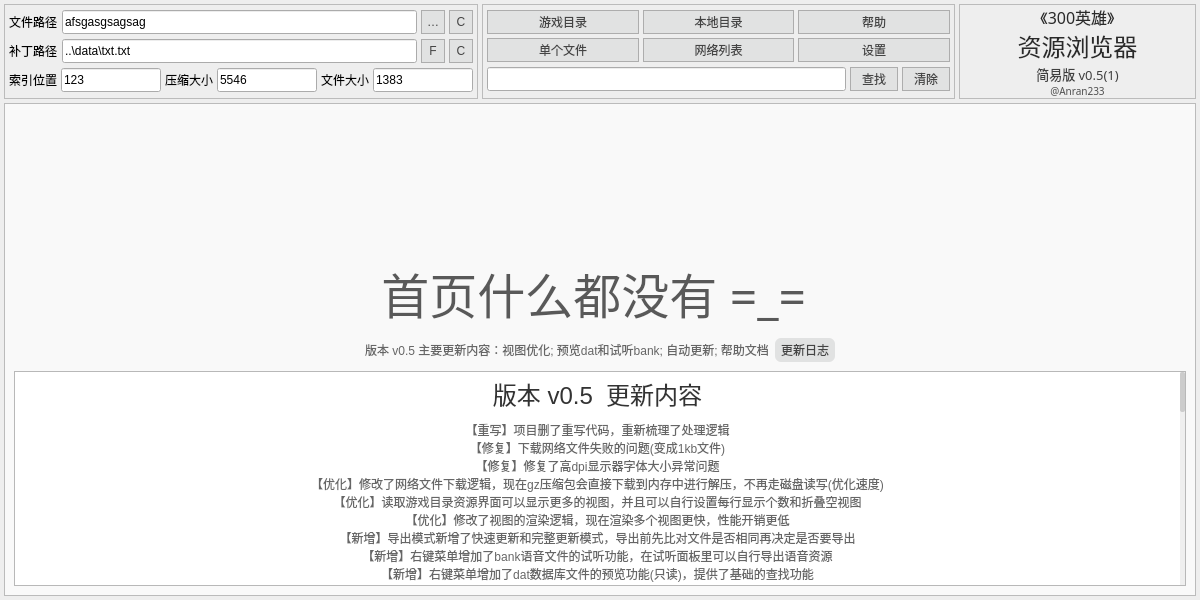
The window that mainwindow.ui (Anran-233/300ResourceBrowser) describes before a commit, drawn with Qt 5.
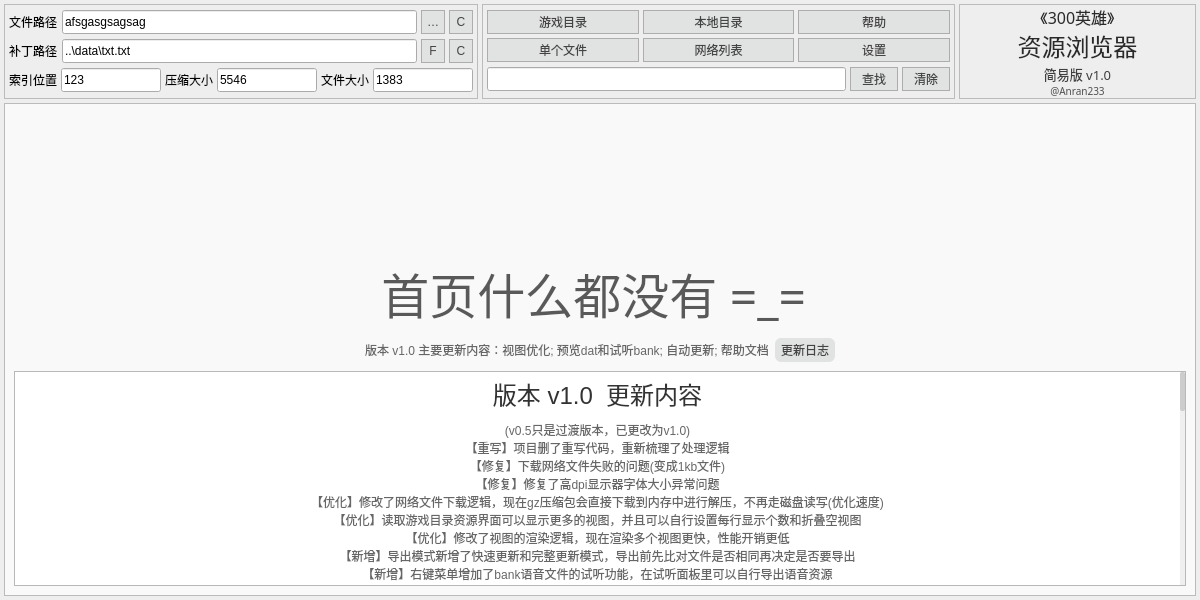
The same window after the commit. Icons and pictures are not drawn.

```diff
--- a/mainwindow.ui
+++ b/mainwindow.ui
@@ -571,7 +571,7 @@
           <string notr="true">border: 1px solid #bbb;</string>
          </property>
          <property name="text">
-          <string>&lt;html&gt;&lt;head/&gt;&lt;body&gt;&lt;p align=&quot;center&quot;&gt;&lt;span style=&quot; font-size:16px; color:#2a2a2a;&quot;&gt;《300英雄》&lt;br/&gt;&lt;/span&gt;&lt;span style=&quot; font-size:24px; color:#2a2a2a;&quot;&gt;资源浏览器&lt;/span&gt;&lt;br/&gt;&lt;span style=&quot; font-size:13px; color:#3f3f3f;&quot;&gt;简易版 v0.5(1)&lt;/span&gt;&lt;br/&gt;&lt;span style=&quot; font-size:10px; color:#4f4f4f;&quot;&gt;@Anran233&lt;/span&gt;&lt;/p&gt;&lt;/body&gt;&lt;/html&gt;</string>
+          <string>&lt;html&gt;&lt;head/&gt;&lt;body&gt;&lt;p align=&quot;center&quot;&gt;&lt;span style=&quot; font-size:16px; color:#2a2a2a;&quot;&gt;《300英雄》&lt;br/&gt;&lt;/span&gt;&lt;span style=&quot; font-size:24px; color:#2a2a2a;&quot;&gt;资源浏览器&lt;/span&gt;&lt;br/&gt;&lt;span style=&quot; font-size:13px; color:#3f3f3f;&quot;&gt;简易版 v1.0&lt;/span&gt;&lt;br/&gt;&lt;span style=&quot; font-size:10px; color:#4f4f4f;&quot;&gt;@Anran233&lt;/span&gt;&lt;/p&gt;&lt;/body&gt;&lt;/html&gt;</string>
          </property>
          <property name="alignment">
           <set>Qt::AlignCenter</set>
@@ -677,7 +677,7 @@
                  <string notr="true">color: #666;</string>
                 </property>
                 <property name="text">
-                 <string>版本 v0.5 主要更新内容：视图优化; 预览dat和试听bank; 自动更新; 帮助文档</string>
+                 <string>版本 v1.0 主要更新内容：视图优化; 预览dat和试听bank; 自动更新; 帮助文档</string>
                 </property>
                </widget>
               </item>
@@ -807,8 +807,9 @@
 &lt;html&gt;&lt;head&gt;&lt;meta name=&quot;qrichtext&quot; content=&quot;1&quot; /&gt;&lt;style type=&quot;text/css&quot;&gt;
 p, li { white-space: pre-wrap; }
 &lt;/style&gt;&lt;/head&gt;&lt;body style=&quot; font-family:'微软雅黑'; font-size:12px; font-weight:400; font-style:normal;&quot;&gt;
-&lt;p align=&quot;center&quot; style=&quot; margin-top:0px; margin-bottom:0px; margin-left:0px; margin-right:0px; -qt-block-indent:0; text-indent:0px;&quot;&gt;&lt;span style=&quot; font-size:24px; color:#333333;&quot;&gt;版本 v0.5  更新内容&lt;/span&gt;&lt;/p&gt;
+&lt;p align=&quot;center&quot; style=&quot; margin-top:0px; margin-bottom:0px; margin-left:0px; margin-right:0px; -qt-block-indent:0; text-indent:0px;&quot;&gt;&lt;span style=&quot; font-size:24px; color:#333333;&quot;&gt;版本 v1.0  更新内容&lt;/span&gt;&lt;/p&gt;
 &lt;p align=&quot;center&quot; style=&quot;-qt-paragraph-type:empty; margin-top:0px; margin-bottom:0px; margin-left:0px; margin-right:0px; -qt-block-indent:0; text-indent:0px; font-size:8px; color:#333333;&quot;&gt;&lt;br /&gt;&lt;/p&gt;
+&lt;p align=&quot;center&quot; style=&quot; margin-top:0px; margin-bottom:0px; margin-left:0px; margin-right:0px; -qt-block-indent:0; text-indent:0px;&quot;&gt;&lt;span style=&quot; font-size:12px; color:#666666;&quot;&gt;(v0.5只是过渡版本，已更改为v1.0)&lt;/span&gt;&lt;/p&gt;
 &lt;p align=&quot;center&quot; style=&quot; margin-top:0px; margin-bottom:0px; margin-left:0px; margin-right:0px; -qt-block-indent:0; text-indent:0px;&quot;&gt;&lt;span style=&quot; font-size:12px; color:#666666;&quot;&gt;【重写】项目删了重写代码，重新梳理了处理逻辑&lt;/span&gt;&lt;/p&gt;
 &lt;p align=&quot;center&quot; style=&quot; margin-top:0px; margin-bottom:0px; margin-left:0px; margin-right:0px; -qt-block-indent:0; text-indent:0px;&quot;&gt;&lt;span style=&quot; font-size:12px; color:#666666;&quot;&gt;【修复】下载网络文件失败的问题(变成1kb文件)&lt;/span&gt;&lt;/p&gt;
 &lt;p align=&quot;center&quot; style=&quot; margin-top:0px; margin-bottom:0px; margin-left:0px; margin-right:0px; -qt-block-indent:0; text-indent:0px;&quot;&gt;&lt;span style=&quot; font-size:12px; color:#666666;&quot;&gt;【修复】修复了高dpi显示器字体大小异常问题&lt;/span&gt;&lt;/p&gt;
```
